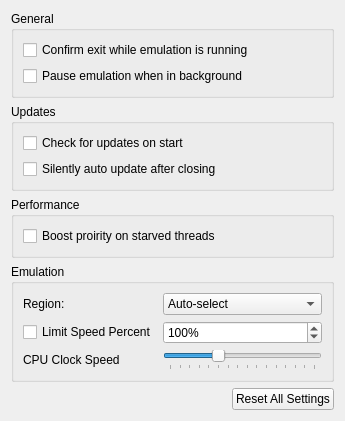
Qt form src/citra_qt/configuration/configure_general.ui (ghostallen/citra) before a commit.
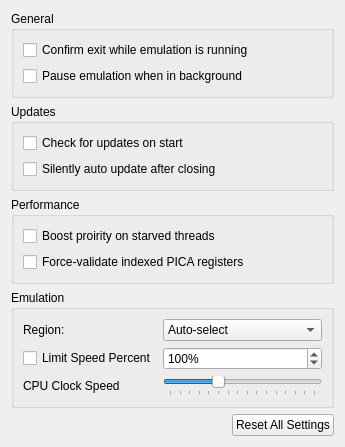
The same form after that commit.

What changed in the file:
```diff
--- a/src/citra_qt/configuration/configure_general.ui
+++ b/src/citra_qt/configuration/configure_general.ui
@@ -77,6 +77,13 @@
             </property>
            </widget>
           </item>
+          <item>
+           <widget class="QCheckBox" name="toggle_use_force_indexed">
+            <property name="text">
+             <string>Force-validate indexed PICA registers</string>
+            </property>
+           </widget>
+          </item>
          </layout>
         </item>
        </layout>
```
